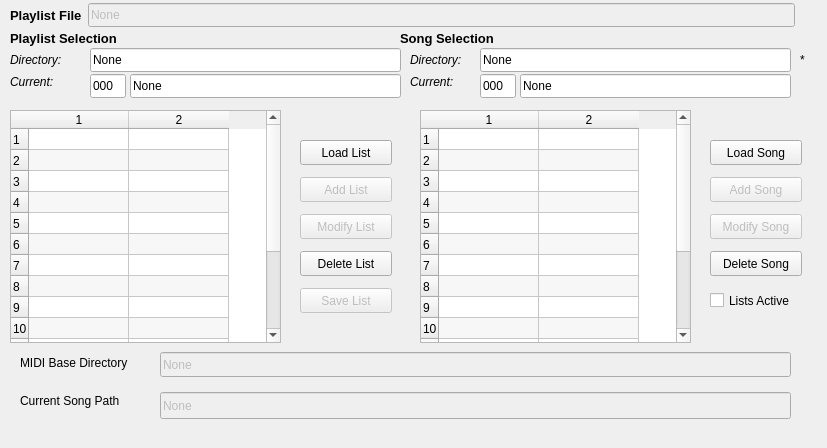
Old version of the form seq_qt5/forms/qplaylistframe.ui in the repository ahlstromcj/seq66.
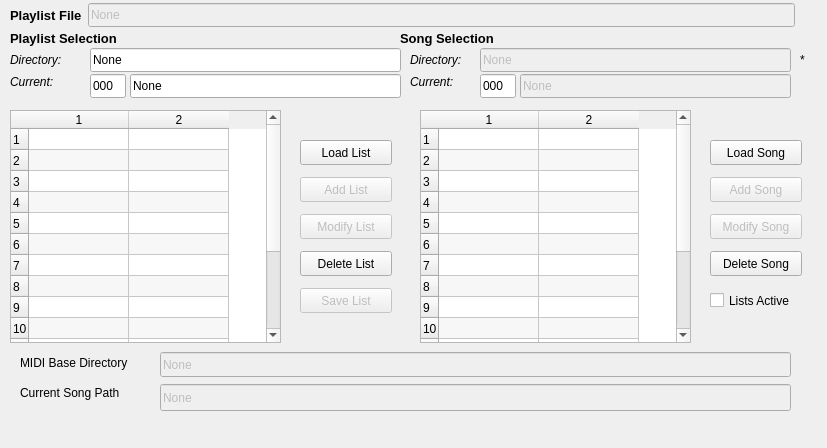
New version of the form.

```diff
--- a/seq_qt5/forms/qplaylistframe.ui
+++ b/seq_qt5/forms/qplaylistframe.ui
@@ -368,6 +368,9 @@
    </property>
   </widget>
   <widget class="QLineEdit" name="editSongPath">
+   <property name="enabled">
+    <bool>false</bool>
+   </property>
    <property name="geometry">
     <rect>
      <x>480</x>
@@ -396,6 +399,9 @@
    <property name="text">
     <string>None</string>
    </property>
+   <property name="readOnly">
+    <bool>true</bool>
+   </property>
   </widget>
   <widget class="QLineEdit" name="editSongNumber">
    <property name="geometry">
@@ -427,6 +433,9 @@
    </property>
   </widget>
   <widget class="QLineEdit" name="editSongFilename">
+   <property name="enabled">
+    <bool>false</bool>
+   </property>
    <property name="geometry">
     <rect>
      <x>520</x>
@@ -455,6 +464,9 @@
    <property name="text">
     <string>None</string>
    </property>
+   <property name="readOnly">
+    <bool>true</bool>
+   </property>
   </widget>
   <widget class="QLabel" name="labelDirEmbedded">
    <property name="geometry">
@@ -802,7 +814,7 @@
    <property name="geometry">
     <rect>
      <x>20</x>
-     <y>392</y>
+     <y>384</y>
      <width>131</width>
      <height>17</height>
     </rect>
@@ -818,7 +830,7 @@
    <property name="geometry">
     <rect>
      <x>160</x>
-     <y>392</y>
+     <y>384</y>
      <width>631</width>
      <height>27</height>
     </rect>
```
Left out of the diff: 15 changed lines with no effect on the pictures.
